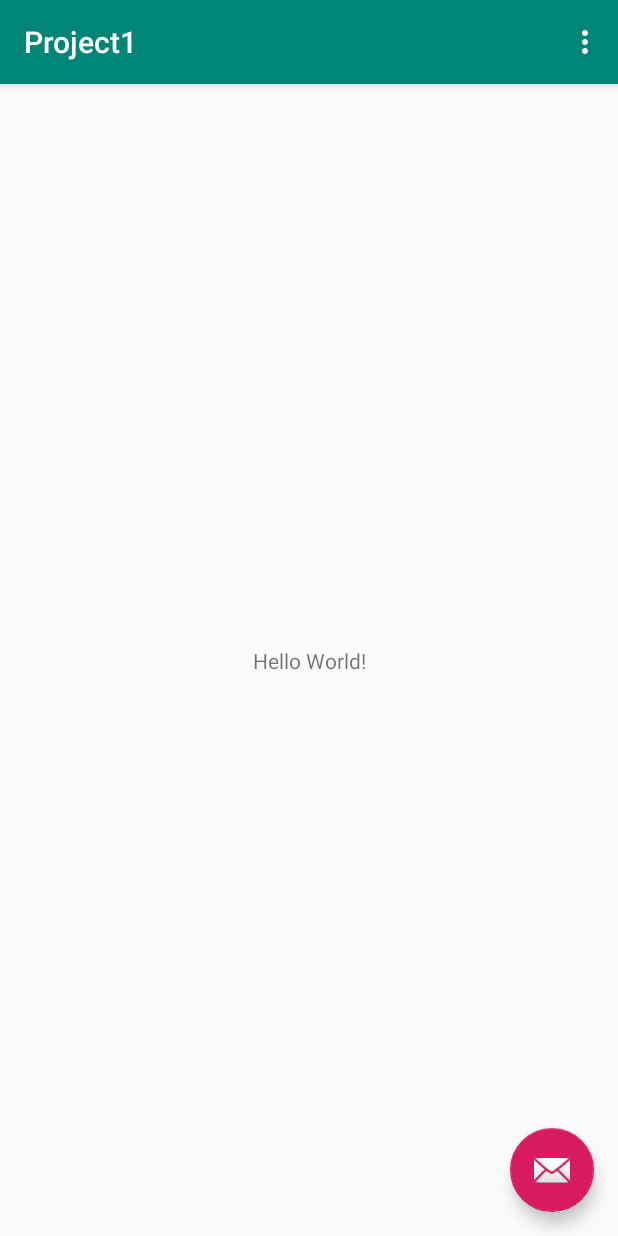
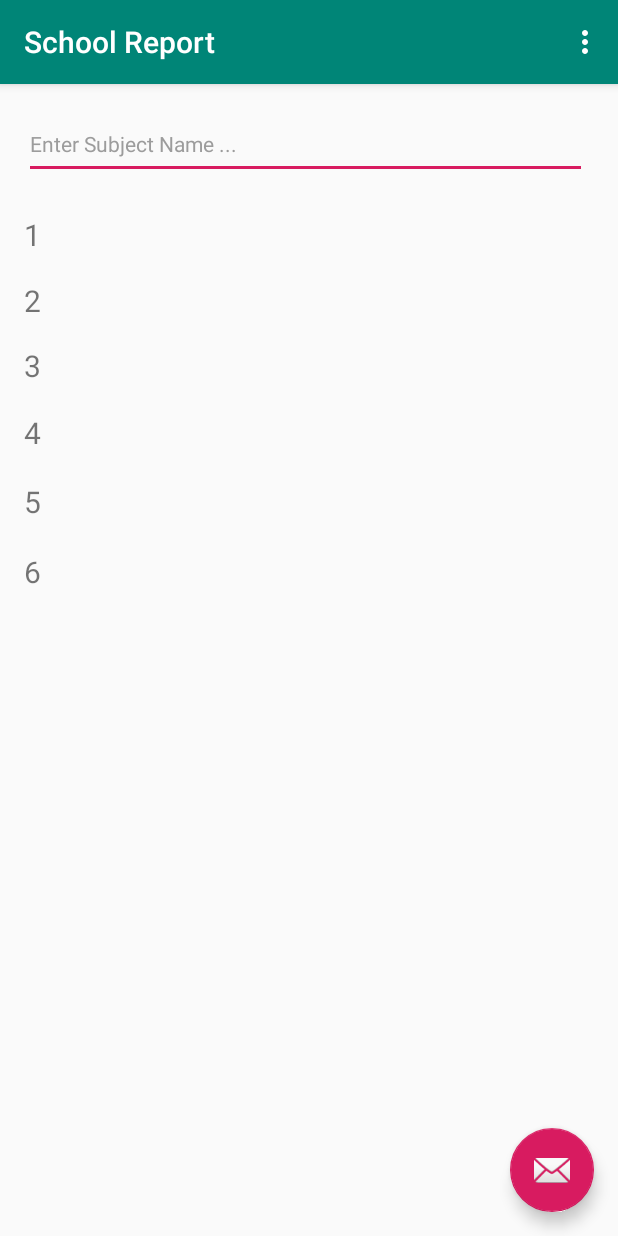
Before and after one commit to CyrilTY/Project1, an Android app: the screen it shows after launch (MainActivity), on a phone screen of 412 x 824 dp. Run offline under Robolectric (Android 15) with nearby library versions, the phone set to English and light mode, and no system bars.

Commit message:
Hello world 2

```diff
--- a/app/src/main/res/layout/content_main.xml
+++ b/app/src/main/res/layout/content_main.xml
@@ -8,13 +8,126 @@
     tools:context=".MainActivity"
     tools:showIn="@layout/activity_main">
 
+    <EditText
+        android:id="@+id/editText"
+        android:layout_width="375dp"
+        android:layout_height="46dp"
+        android:layout_marginStart="8dp"
+        android:layout_marginTop="8dp"
+        android:layout_marginEnd="8dp"
+        android:layout_marginBottom="8dp"
+        android:ems="10"
+        android:inputType="textPersonName"
+        android:text="Enter Subject Name ..."
+        android:textColor="#9C9C9C"
+        android:textSize="14sp"
+        app:layout_constraintBottom_toBottomOf="parent"
+        app:layout_constraintEnd_toEndOf="parent"
+        app:layout_constraintHorizontal_bias="0.4"
+        app:layout_constraintStart_toStartOf="parent"
+        app:layout_constraintTop_toTopOf="parent"
+        app:layout_constraintVertical_bias="0.013" />
+
     <TextView
-        android:layout_width="wrap_content"
-        android:layout_height="wrap_content"
-        android:text="Hello World!"
+        android:layout_width="38dp"
+        android:layout_height="27dp"
+        android:layout_marginStart="8dp"
+        android:layout_marginTop="8dp"
+        android:layout_marginEnd="8dp"
+        android:layout_marginBottom="8dp"
+        android:text="1"
+        android:textSize="20sp"
         app:layout_constraintBottom_toBottomOf="parent"
-        app:layout_constraintLeft_toLeftOf="parent"
-        app:layout_constraintRight_toRightOf="parent"
-        app:layout_constraintTop_toTopOf="parent" />
+        app:layout_constraintEnd_toEndOf="parent"
+        app:layout_constraintHorizontal_bias="0.022"
+        app:layout_constraintStart_toStartOf="parent"
+        app:layout_constraintTop_toTopOf="parent"
+        app:layout_constraintVertical_bias="0.109" />
+
+
+    <TextView
+        android:id="@+id/textView"
+        android:layout_width="38dp"
+        android:layout_height="27dp"
+        android:layout_marginStart="8dp"
+        android:layout_marginTop="8dp"
+        android:layout_marginEnd="8dp"
+        android:layout_marginBottom="8dp"
+        android:text="2"
+        android:textSize="20sp"
+        app:layout_constraintBottom_toBottomOf="parent"
+        app:layout_constraintEnd_toEndOf="parent"
+        app:layout_constraintHorizontal_bias="0.022"
+        app:layout_constraintStart_toStartOf="parent"
+        app:layout_constraintTop_toTopOf="parent"
+        app:layout_constraintVertical_bias="0.169" />
+
+    <TextView
+        android:id="@+id/textView2"
+        android:layout_width="38dp"
+        android:layout_height="27dp"
+        android:layout_marginStart="8dp"
+        android:layout_marginTop="6dp"
+        android:layout_marginEnd="8dp"
+        android:layout_marginBottom="8dp"
+        android:text="3"
+        android:textSize="20sp"
+        app:layout_constraintBottom_toBottomOf="parent"
+        app:layout_constraintEnd_toEndOf="parent"
+        app:layout_constraintHorizontal_bias="0.022"
+        app:layout_constraintStart_toStartOf="parent"
+        app:layout_constraintTop_toTopOf="parent"
+        app:layout_constraintVertical_bias="0.231" />
+
+    <TextView
+        android:id="@+id/textView3"
+        android:layout_width="38dp"
+        android:layout_height="27dp"
+        android:layout_marginStart="8dp"
+        android:layout_marginTop="8dp"
+        android:layout_marginEnd="8dp"
+        android:layout_marginBottom="8dp"
+        android:text="4"
+        android:textSize="20sp"
+        app:layout_constraintBottom_toBottomOf="parent"
+        app:layout_constraintEnd_toEndOf="parent"
+        app:layout_constraintHorizontal_bias="0.022"
+        app:layout_constraintStart_toStartOf="parent"
+        app:layout_constraintTop_toTopOf="parent"
+        app:layout_constraintVertical_bias="0.291" />
+
+    <TextView
+        android:id="@+id/textView4"
+        android:layout_width="38dp"
+        android:layout_height="27dp"
+        android:layout_marginStart="8dp"
+        android:layout_marginTop="8dp"
+        android:layout_marginEnd="8dp"
+        android:layout_marginBottom="8dp"
+        android:text="5"
+        android:textSize="20sp"
+        app:layout_constraintBottom_toBottomOf="parent"
+        app:layout_constraintEnd_toEndOf="parent"
+        app:layout_constraintHorizontal_bias="0.022"
+        app:layout_constraintStart_toStartOf="parent"
+        app:layout_constraintTop_toTopOf="parent"
+        app:layout_constraintVertical_bias="0.354" />
+
+    <TextView
+        android:id="@+id/textView5"
+        android:layout_width="38dp"
+        android:layout_height="27dp"
+        android:layout_marginStart="8dp"
+        android:layout_marginTop="8dp"
+        android:layout_marginEnd="8dp"
+        android:layout_marginBottom="8dp"
+        android:text="6"
+        android:textSize="20sp"
+        app:layout_constraintBottom_toBottomOf="parent"
+        app:layout_constraintEnd_toEndOf="parent"
+        app:layout_constraintHorizontal_bias="0.022"
+        app:layout_constraintStart_toStartOf="parent"
+        app:layout_constraintTop_toTopOf="parent"
+        app:layout_constraintVertical_bias="0.419" />
 
 </android.support.constraint.ConstraintLayout>
--- a/app/src/main/res/values/strings.xml
+++ b/app/src/main/res/values/strings.xml
@@ -1,4 +1,4 @@
 <resources>
-    <string name="app_name">Project1</string>
+    <string name="app_name">School Report</string>
     <string name="action_settings">Settings</string>
 </resources>
```
